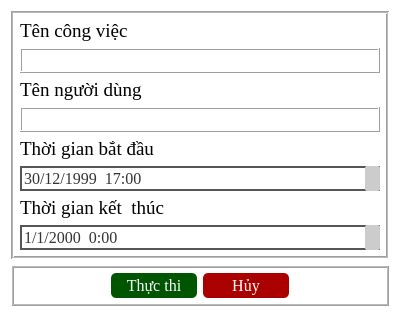
The window that ui/add_deadline.ui (DTNS2905/App_quan_ly_python_qt_) describes before a commit, drawn with Qt 5.
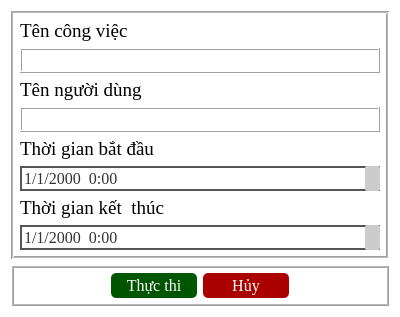
The same window after the commit.

Commit message: fix adđ deadline

```diff
--- a/ui/add_deadline.ui
+++ b/ui/add_deadline.ui
@@ -685,20 +685,6 @@
         <property name="showGroupSeparator" stdset="0">
          <bool>true</bool>
         </property>
-        <property name="date">
-         <date>
-          <year>1999</year>
-          <month>12</month>
-          <day>30</day>
-         </date>
-        </property>
-        <property name="time">
-         <time>
-          <hour>17</hour>
-          <minute>0</minute>
-          <second>0</second>
-         </time>
-        </property>
         <property name="currentSection">
          <enum>QDateTimeEdit::Section::DaySection</enum>
         </property>
```
Left out of the diff: 25 changed lines with no effect on the pictures. The commit also changes 4 other files.
